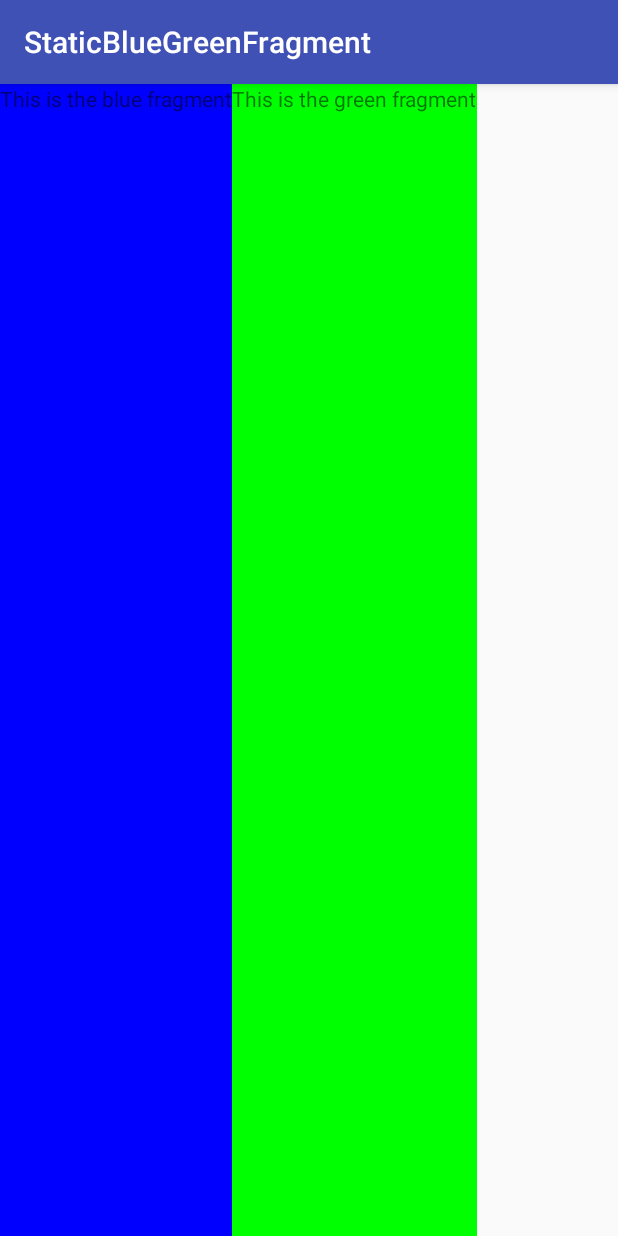
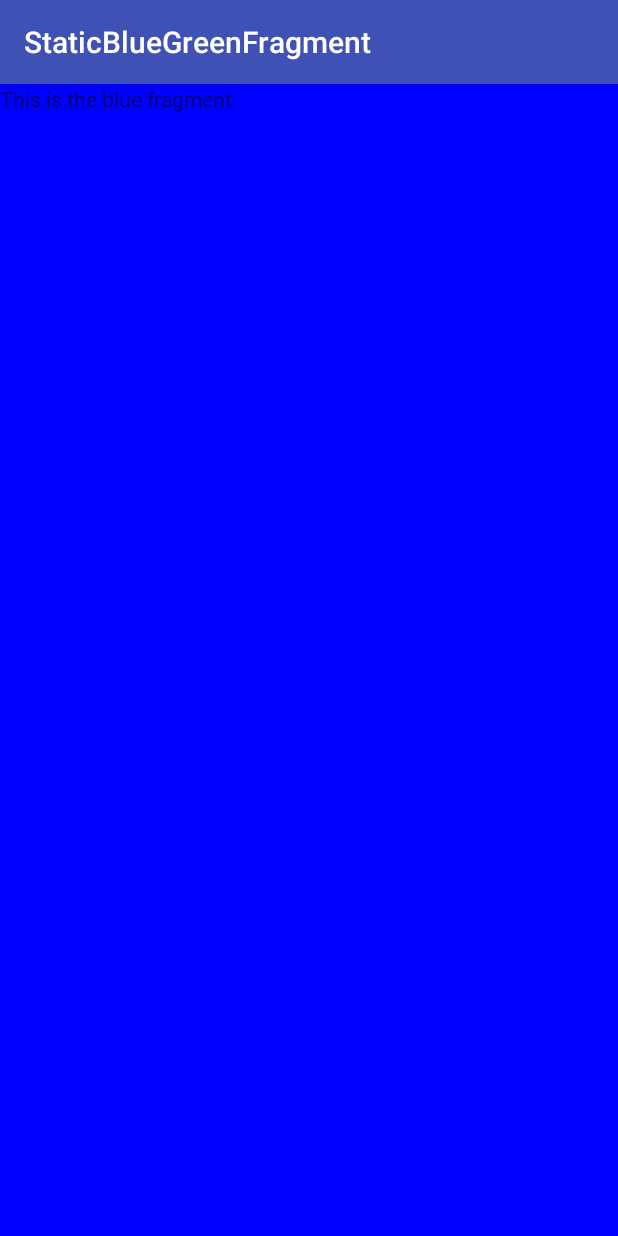
Before and after one commit to CodingGuruInTraining/2417_Lab_6_StaticBlueGreenFragment, an Android app: the screen it shows after launch (MainActivity), on a phone screen of 412 x 824 dp. Run offline under Robolectric (Android 15) with nearby library versions, the phone set to English and light mode, and no system bars.

Commit message:
changed to dynamic

```diff
--- a/app/src/main/java/com/example/hl4350hb/staticbluegreenfragment/BlueFragment.java
+++ b/app/src/main/java/com/example/hl4350hb/staticbluegreenfragment/BlueFragment.java
@@ -2,6 +2,7 @@ package com.example.hl4350hb.staticbluegreenfragment;
 
 import android.app.Fragment;
 import android.os.Bundle;
+import android.support.v4.app.FragmentActivity;
 import android.view.LayoutInflater;
 import android.view.View;
 import android.view.ViewGroup;
--- a/app/src/main/java/com/example/hl4350hb/staticbluegreenfragment/GreenFragment.java
+++ b/app/src/main/java/com/example/hl4350hb/staticbluegreenfragment/GreenFragment.java
@@ -2,6 +2,7 @@ package com.example.hl4350hb.staticbluegreenfragment;
 
 import android.app.Fragment;
 import android.os.Bundle;
+import android.support.v4.app.FragmentActivity;
 import android.view.LayoutInflater;
 import android.view.View;
 import android.view.ViewGroup;
--- a/app/src/main/java/com/example/hl4350hb/staticbluegreenfragment/MainActivity.java
+++ b/app/src/main/java/com/example/hl4350hb/staticbluegreenfragment/MainActivity.java
@@ -1,13 +1,58 @@
 package com.example.hl4350hb.staticbluegreenfragment;
 
+import android.app.FragmentManager;
+import android.app.FragmentTransaction;
 import android.support.v7.app.AppCompatActivity;
 import android.os.Bundle;
+import android.view.View;
 
 public class MainActivity extends AppCompatActivity {
+
+    // Create fragment instances
+    private GreenFragment greenFragment = new GreenFragment();
+    private BlueFragment blueFragment = new BlueFragment();
+
+    // Labels for currently displayed fragment
+    private static final String BLUE_TAG = "BLUE";
+    private static final String GREEN_TAG = "GREEN";
 
     @Override
     protected void onCreate(Bundle savedInstanceState) {
         super.onCreate(savedInstanceState);
         setContentView(R.layout.activity_main);
+
+        updateFragment();
+
+        // Add click listener to main window
+        // android.R.id.content is a built-in reference to Activity's main UI component
+        View v = findViewById(android.R.id.content);
+        v.setOnClickListener(new View.OnClickListener() {
+            @Override
+            public void onClick(View v) {
+                updateFragment();
+            }
+        });
+    }
+
+    private void updateFragment() {
+        // Swaps fragments
+
+        // Gets reference to this Activity's FragmentManager
+        FragmentManager fm = getFragmentManager();
+        // Request the fm begins a Fragment Transaction
+        FragmentTransaction ft = fm.beginTransaction();
+
+        // If blue fragment is shown, replace with green fragment
+        if (fm.findFragmentByTag(BLUE_TAG) != null) {
+            ft.replace(android.R.id.content, greenFragment, GREEN_TAG);
+        }
+
+        // If green fragment is shown, replace with blue fragment
+        else {
+            ft.replace(android.R.id.content, blueFragment, BLUE_TAG);
+        }
+
+        // Committing is necessary or no changes are made
+        ft.commit();
     }
 }
--- a/app/src/main/res/layout/activity_main.xml
+++ b/app/src/main/res/layout/activity_main.xml
@@ -6,16 +6,6 @@
     android:layout_height="match_parent"
     tools:context="com.example.hl4350hb.staticbluegreenfragment.MainActivity">
 
-    <fragment
-        android:layout_width="wrap_content"
-        android:layout_height="match_parent"
-        android:name="com.example.hl4350hb.staticbluegreenfragment.BlueFragment"
-        android:id="@+id/blue_fragment"/>
 
-    <fragment
-        android:layout_width="wrap_content"
-        android:layout_height="match_parent"
-        android:name="com.example.hl4350hb.staticbluegreenfragment.GreenFragment"
-        android:id="@+id/green_fragment"/>
 
 </LinearLayout>
```
